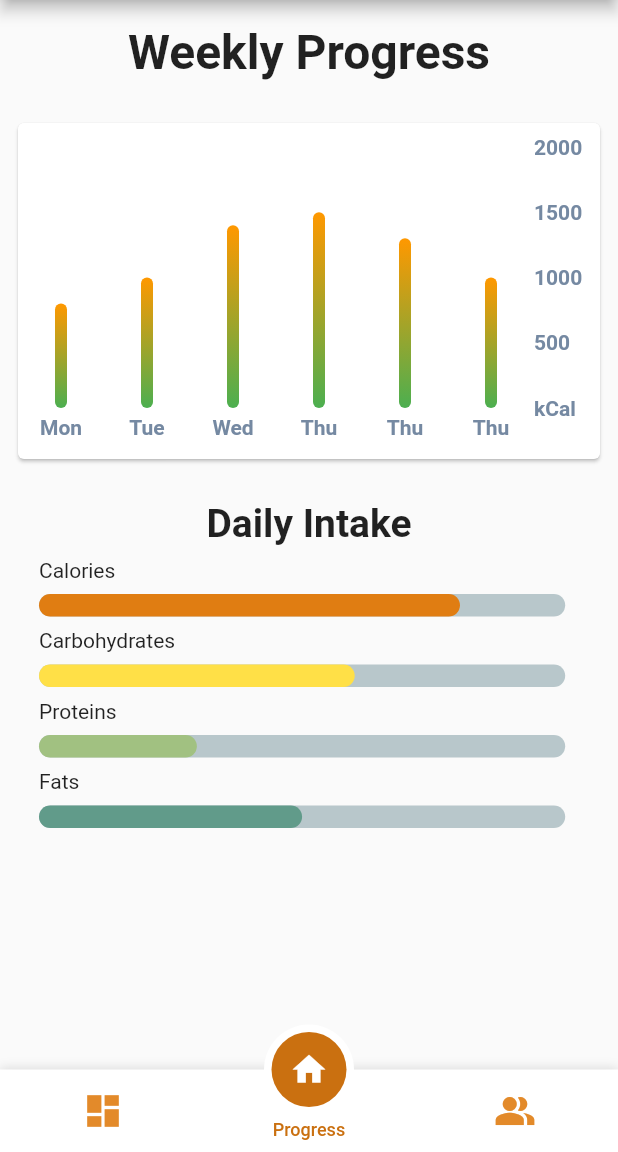
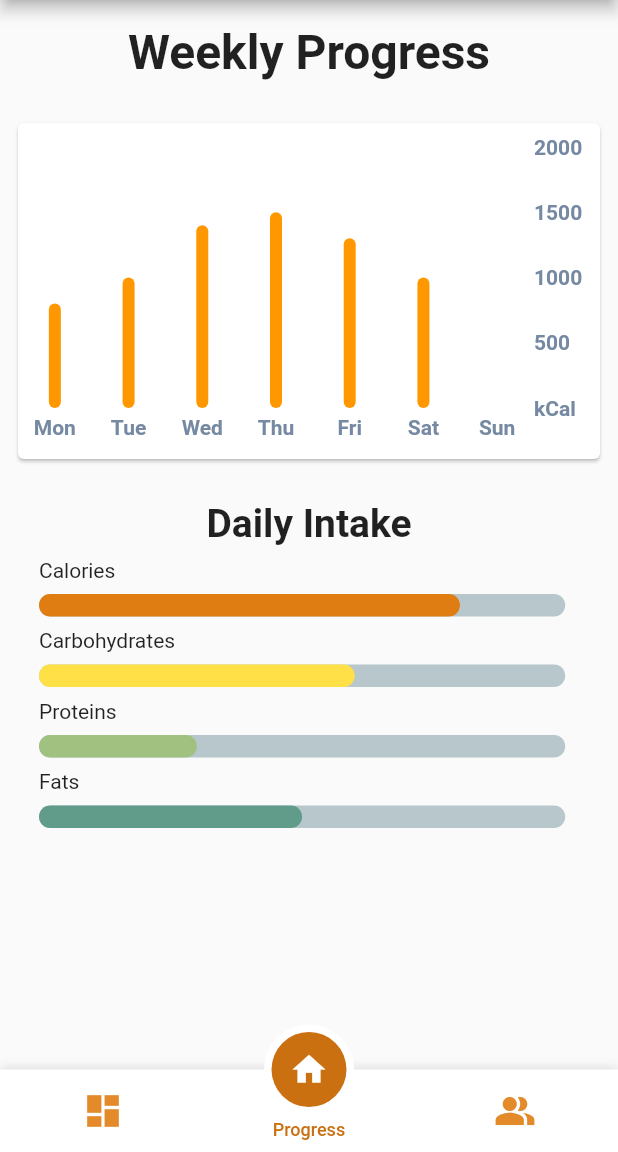
Before and after one commit to CSSIT21/Chouxcream, a Flutter app: the CoreScreen screen opened directly, item 2 of the bottom bar chosen, on a phone screen of 412 x 824 dp, the part 84-1236 px from its top. Run offline on Flutter 3.47's test engine with Material 2 defaults, Android fonts, the phone set to English and light mode, and no system bars; drawn by our look-alikes of fl_chart, motion_tab_bar_v2, percent_indicator; our stand-ins replace dio, image_picker, rounded_loading_button, shared_preferences, simple_animations; accounts and stored records are empty.

Commit message:
update chart

```diff
--- a/app/lib/screens/progress/chart.dart
+++ b/app/lib/screens/progress/chart.dart
@@ -136,7 +136,7 @@ class BarChartWidget extends StatelessWidget {
 
   final _barsGradient = const LinearGradient(
     colors: [
-      Colors.green,
+      Colors.orange,
       Colors.orange,
     ],
     begin: Alignment.bottomCenter,
@@ -185,7 +185,7 @@ class BarChartWidget extends StatelessWidget {
           showingTooltipIndicators: [0],
         ),
         BarChartGroupData(
-          x: 3,
+          x: 4,
           barRods: [
             BarChartRodData(
               toY: 13,
@@ -195,10 +195,20 @@ class BarChartWidget extends StatelessWidget {
           showingTooltipIndicators: [0],
         ),
         BarChartGroupData(
-          x: 3,
+          x: 5,
           barRods: [
             BarChartRodData(
               toY: 10,
+              gradient: _barsGradient,
+            )
+          ],
+          showingTooltipIndicators: [0],
+        ),
+        BarChartGroupData(
+          x: 6,
+          barRods: [
+            BarChartRodData(
+              toY: 0,
               gradient: _barsGradient,
             )
           ],
```
